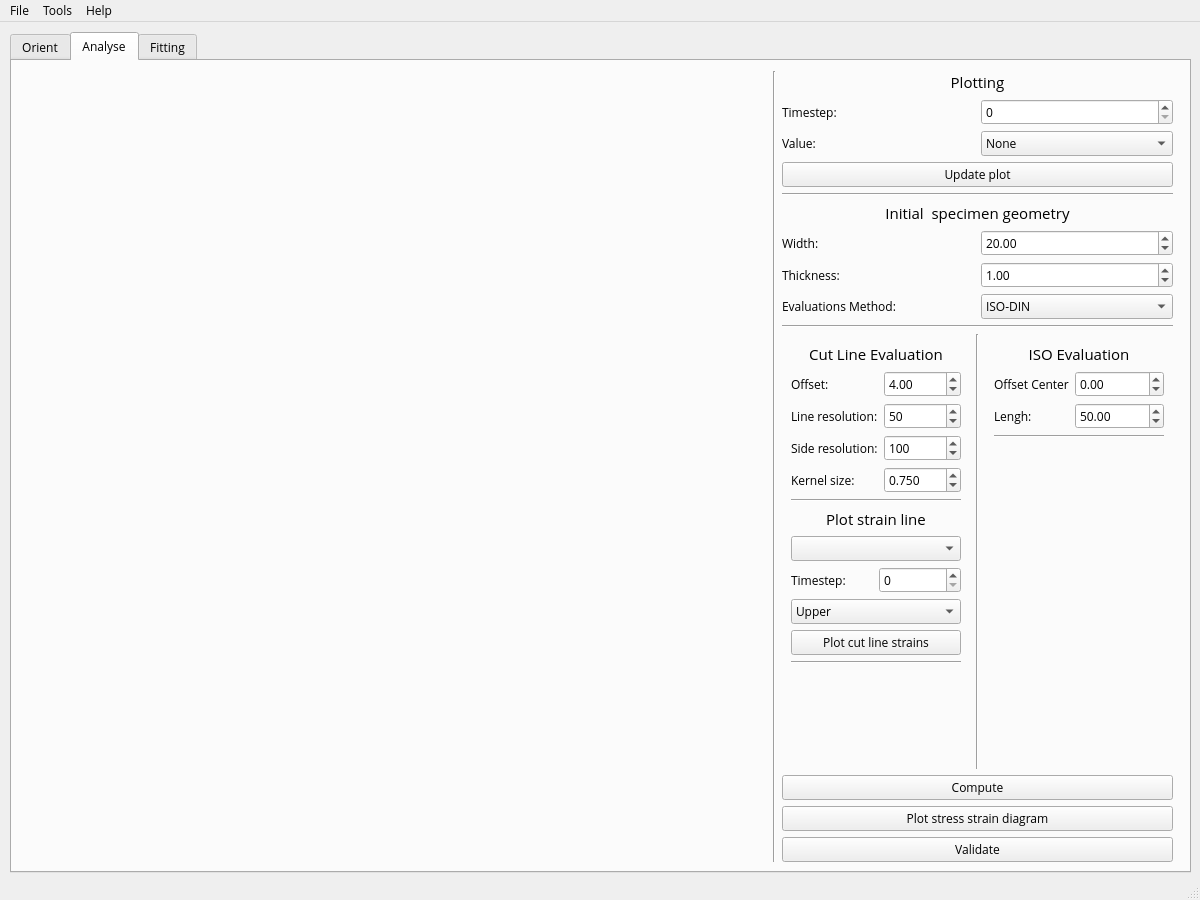
tud-if-ff/FlowCurveExtender, file FlowCurveExtender/gui/mainwindow.ui: the form before one commit.
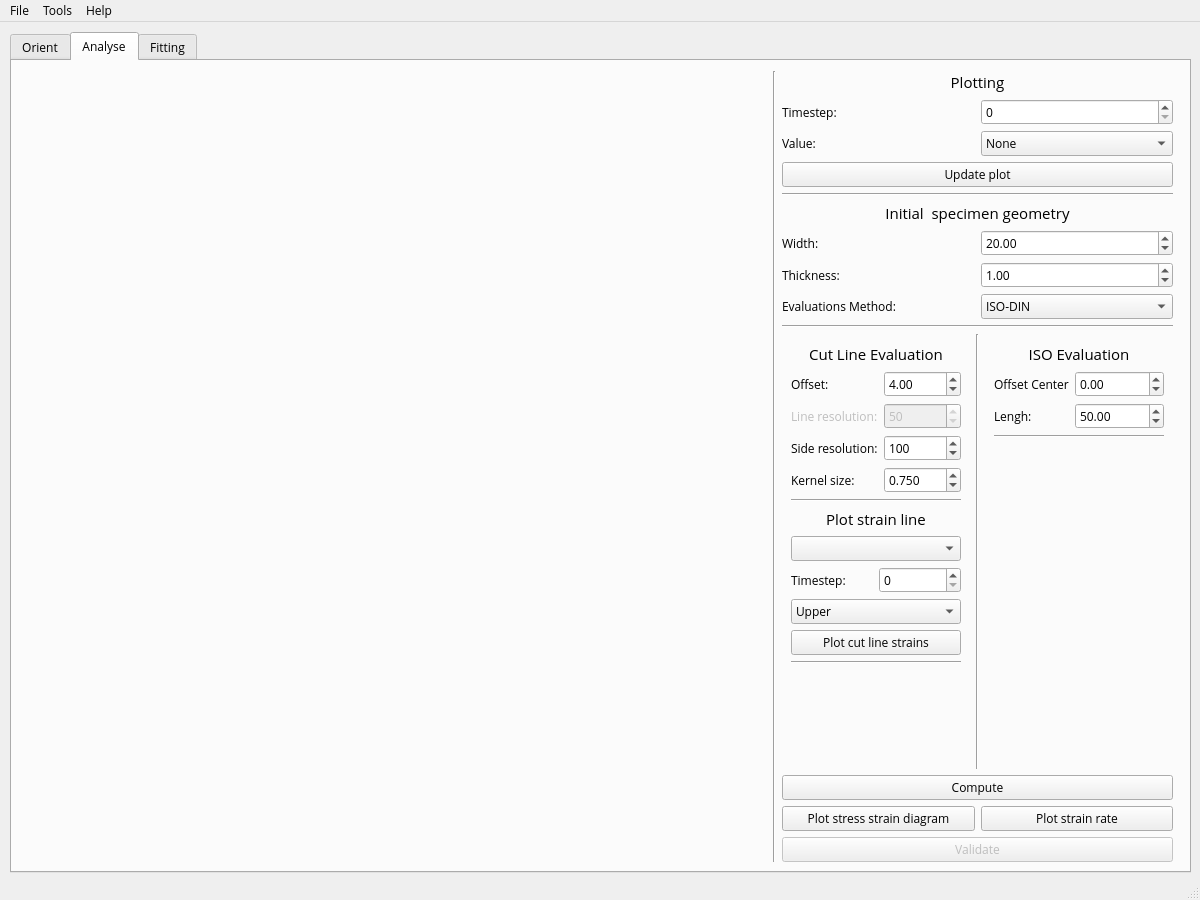
The form after the commit. The open tabs and pages were chosen to show the change. Custom widgets are drawn as their Qt base class.

Diff of the .ui file:
```diff
--- a/FlowCurveExtender/gui/mainwindow.ui
+++ b/FlowCurveExtender/gui/mainwindow.ui
@@ -599,6 +599,9 @@
                 </item>
                 <item row="1" column="0">
                  <widget class="QLabel" name="lineResolutionLabel">
+                  <property name="enabled">
+                   <bool>false</bool>
+                  </property>
                   <property name="text">
                    <string>Line resolution:</string>
                   </property>
@@ -658,6 +661,9 @@
                 </item>
                 <item row="1" column="1">
                  <widget class="QSpinBox" name="SpinBox_A_C_line_res">
+                  <property name="enabled">
+                   <bool>false</bool>
+                  </property>
                   <property name="maximum">
                    <number>250</number>
                   </property>
@@ -874,14 +880,28 @@
           </widget>
          </item>
          <item>
-          <widget class="QPushButton" name="pushButton_A_stress_strain_pop">
-           <property name="text">
-            <string>Plot stress strain diagram</string>
-           </property>
-          </widget>
+          <layout class="QHBoxLayout" name="horizontalLayout_6">
+           <item>
+            <widget class="QPushButton" name="pushButton_A_stress_strain_pop">
+             <property name="text">
+              <string>Plot stress strain diagram</string>
+             </property>
+            </widget>
+           </item>
+           <item>
+            <widget class="QPushButton" name="pushButton_A_strain_rate_pop">
+             <property name="text">
+              <string>Plot strain rate</string>
+             </property>
+            </widget>
+           </item>
+          </layout>
          </item>
          <item>
           <widget class="QPushButton" name="pushButton_A_validate">
+           <property name="enabled">
+            <bool>false</bool>
+           </property>
            <property name="text">
             <string>Validate</string>
            </property>
```
Left out of the diff: 40 changed lines with no effect on the pictures.
